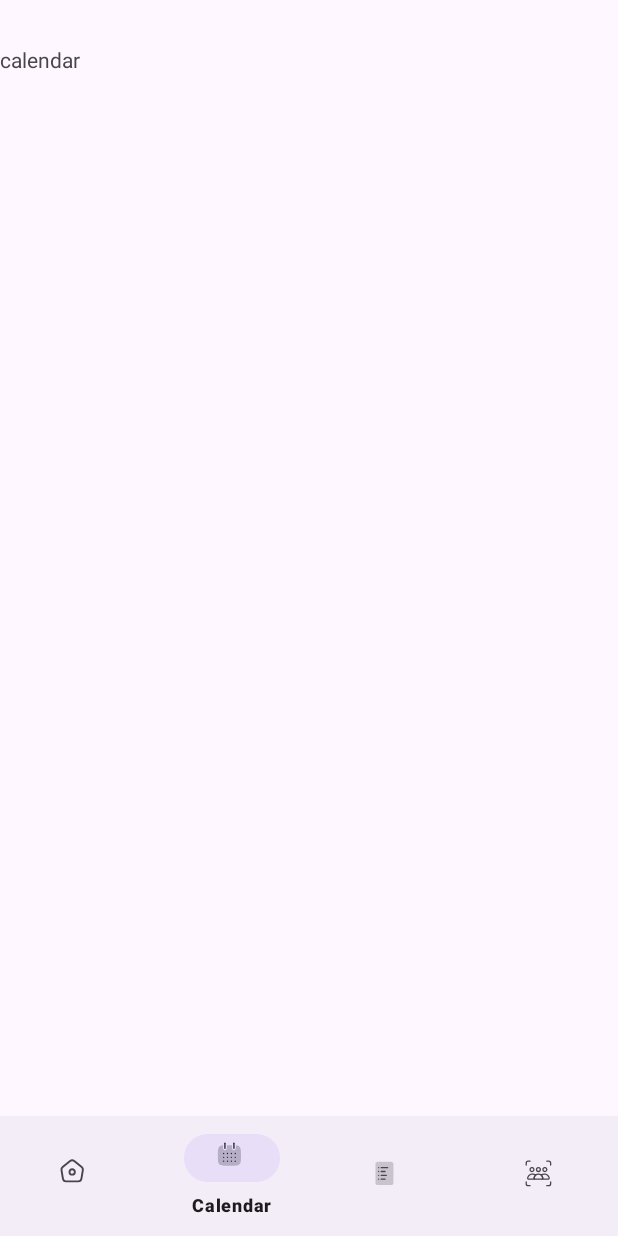
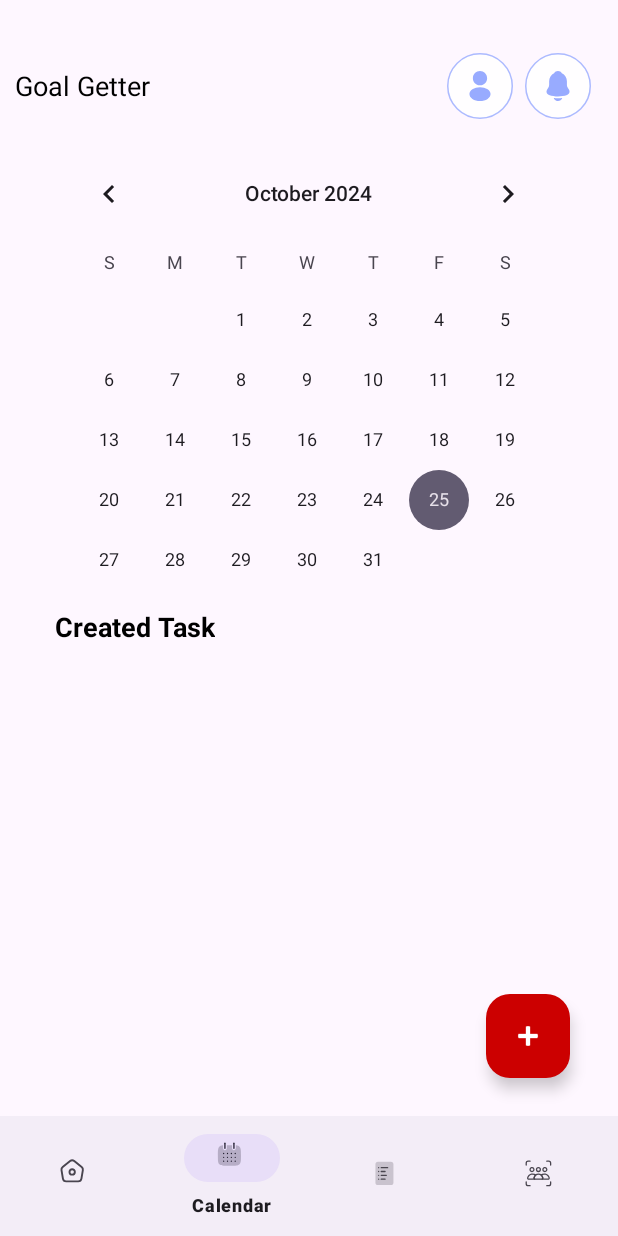
Before and after one commit to BradlyVinceGorgonio/GoalGetter, an Android app: the screen it shows after launch once a user with an empty profile is signed in (bottomNavigation), item 2 of the bottom bar chosen, on a phone screen of 412 x 824 dp. Run offline under Robolectric (Android 15) with nearby library versions, the phone set to English and light mode, and no system bars; our stand-ins replace Firebase (no records; nobody signed in at launch, a user with empty details on screens opened directly).

Commit message:
Calendar and todolist creation
done really appreaciate the video

```diff
--- a/app/src/main/AndroidManifest.xml
+++ b/app/src/main/AndroidManifest.xml
@@ -12,6 +12,9 @@
         android:supportsRtl="true"
         android:theme="@style/Theme.GoalGetter"
         tools:targetApi="31">
+        <activity
+            android:name=".CreateTask"
+            android:exported="false" />
         <activity
             android:name=".Signup"
             android:exported="false" />
--- a/app/src/main/java/com/example/goalgetter/CalendarFragment.java
+++ b/app/src/main/java/com/example/goalgetter/CalendarFragment.java
@@ -1,5 +1,6 @@
 package com.example.goalgetter;
 
+import android.content.Intent;
 import android.os.Bundle;
 
 import androidx.fragment.app.Fragment;
@@ -8,13 +9,24 @@ import android.view.LayoutInflater;
 import android.view.View;
 import android.view.ViewGroup;
 
+import com.google.android.material.floatingactionbutton.FloatingActionButton;
+
 public class CalendarFragment extends Fragment {
 
 
     @Override
     public View onCreateView(LayoutInflater inflater, ViewGroup container,
                              Bundle savedInstanceState) {
-        // Inflate the layout for this fragment
-        return inflater.inflate(R.layout.fragment_calendar, container, false);
+        View view = inflater.inflate(R.layout.fragment_calendar, container, false);
+        FloatingActionButton floatingActionButton = view.findViewById(R.id.floatingActionButton);
+
+        floatingActionButton.setOnClickListener(new View.OnClickListener() {
+            @Override
+            public void onClick(View v) {
+                Intent intent = new Intent(getActivity(), CreateTask.class);
+                startActivity(intent);
+            }
+        });
+        return view;
     }
 }
--- /dev/null
+++ b/app/src/main/res/drawable/addic.xml
@@ -0,0 +1,5 @@
+<vector xmlns:android="http://schemas.android.com/apk/res/android" android:height="24dp" android:tint="#000000" android:viewportHeight="24" android:viewportWidth="24" android:width="24dp">
+
+    <path android:fillColor="@android:color/white" android:pathData="M19,13h-6v6h-2v-6H5v-2h6V5h2v6h6v2z"/>
+
+</vector>
--- /dev/null
+++ b/app/src/main/res/drawable/backarrowic.xml
@@ -0,0 +1,5 @@
+<vector xmlns:android="http://schemas.android.com/apk/res/android" android:autoMirrored="true" android:height="24dp" android:tint="#000000" android:viewportHeight="24" android:viewportWidth="24" android:width="24dp">
+
+    <path android:fillColor="@android:color/white" android:pathData="M21,11H6.83l3.58,-3.59L9,6l-6,6 6,6 1.41,-1.41L6.83,13H21z"/>
+
+</vector>
--- /dev/null
+++ b/app/src/main/res/drawable/notificationic.xml
@@ -0,0 +1,19 @@
+<vector xmlns:android="http://schemas.android.com/apk/res/android"
+    android:width="44dp"
+    android:height="44dp"
+    android:viewportWidth="44"
+    android:viewportHeight="44">
+  <path
+      android:strokeWidth="1"
+      android:pathData="M22,0.5L22,0.5A21.5,21.5 0,0 1,43.5 22L43.5,22A21.5,21.5 0,0 1,22 43.5L22,43.5A21.5,21.5 0,0 1,0.5 22L0.5,22A21.5,21.5 0,0 1,22 0.5z"
+      android:strokeAlpha="0.8"
+      android:fillColor="#ffffff"
+      android:strokeColor="#98ABFF"
+      android:fillAlpha="0.8"/>
+  <path
+      android:pathData="M29.34,24.49L28.34,22.83C28.13,22.46 27.94,21.76 27.94,21.35V18.82C27.94,16.47 26.56,14.44 24.57,13.49C24.05,12.57 23.09,12 21.99,12C20.9,12 19.92,12.59 19.4,13.52C17.45,14.49 16.1,16.5 16.1,18.82V21.35C16.1,21.76 15.91,22.46 15.7,22.82L14.69,24.49C14.29,25.16 14.2,25.9 14.45,26.58C14.69,27.25 15.26,27.77 16,28.02C17.94,28.68 19.98,29 22.02,29C24.06,29 26.1,28.68 28.04,28.03C28.74,27.8 29.28,27.27 29.54,26.58C29.8,25.89 29.73,25.13 29.34,24.49Z"
+      android:fillColor="#98ABFF"/>
+  <path
+      android:pathData="M24.83,30.01C24.41,31.17 23.3,32 22,32C21.21,32 20.43,31.68 19.88,31.11C19.56,30.81 19.32,30.41 19.18,30C19.31,30.02 19.44,30.03 19.58,30.05C19.81,30.08 20.05,30.11 20.29,30.13C20.86,30.18 21.44,30.21 22.02,30.21C22.59,30.21 23.16,30.18 23.72,30.13C23.93,30.11 24.14,30.1 24.34,30.07C24.5,30.05 24.66,30.03 24.83,30.01Z"
+      android:fillColor="#98ABFF"/>
+</vector>
--- /dev/null
+++ b/app/src/main/res/drawable/profileic.xml
@@ -0,0 +1,19 @@
+<vector xmlns:android="http://schemas.android.com/apk/res/android"
+    android:width="44dp"
+    android:height="44dp"
+    android:viewportWidth="44"
+    android:viewportHeight="44">
+  <path
+      android:strokeWidth="1"
+      android:pathData="M22,0.5L22,0.5A21.5,21.5 0,0 1,43.5 22L43.5,22A21.5,21.5 0,0 1,22 43.5L22,43.5A21.5,21.5 0,0 1,0.5 22L0.5,22A21.5,21.5 0,0 1,22 0.5z"
+      android:strokeAlpha="0.8"
+      android:fillColor="#ffffff"
+      android:strokeColor="#98ABFF"
+      android:fillAlpha="0.8"/>
+  <path
+      android:pathData="M22,12C19.38,12 17.25,14.13 17.25,16.75C17.25,19.32 19.26,21.4 21.88,21.49C21.96,21.48 22.04,21.48 22.1,21.49C22.12,21.49 22.13,21.49 22.15,21.49C22.16,21.49 22.16,21.49 22.17,21.49C24.73,21.4 26.74,19.32 26.75,16.75C26.75,14.13 24.62,12 22,12Z"
+      android:fillColor="#98ABFF"/>
+  <path
+      android:pathData="M27.08,24.15C24.29,22.29 19.74,22.29 16.93,24.15C15.66,25 14.96,26.15 14.96,27.38C14.96,28.61 15.66,29.75 16.92,30.59C18.32,31.53 20.16,32 22,32C23.84,32 25.68,31.53 27.08,30.59C28.34,29.74 29.04,28.6 29.04,27.36C29.03,26.13 28.34,24.99 27.08,24.15Z"
+      android:fillColor="#98ABFF"/>
+</vector>
--- a/app/src/main/res/layout/activity_bottom_navigation.xml
+++ b/app/src/main/res/layout/activity_bottom_navigation.xml
@@ -8,7 +8,7 @@
     android:layout_height="match_parent"
     tools:context=".bottomNavigation">
 
-
+<include layout="@layout/toolbar"> </include>
     <FrameLayout
         android:id="@+id/frameLayout"
         android:layout_width="match_parent"
--- a/app/src/main/res/layout/fragment_calendar.xml
+++ b/app/src/main/res/layout/fragment_calendar.xml
@@ -1,14 +1,76 @@
 <?xml version="1.0" encoding="utf-8"?>
 <FrameLayout xmlns:android="http://schemas.android.com/apk/res/android"
+    xmlns:app="http://schemas.android.com/apk/res-auto"
     xmlns:tools="http://schemas.android.com/tools"
     android:layout_width="match_parent"
     android:layout_height="match_parent"
     tools:context=".CalendarFragment">
 
-    <!-- TODO: Update blank fragment layout -->
-    <TextView
+    <androidx.constraintlayout.widget.ConstraintLayout
         android:layout_width="match_parent"
         android:layout_height="match_parent"
-        android:text="calendar" />
+        android:layout_marginTop="65dp">
+
+
+        <CalendarView
+            android:id="@+id/calendarView"
+            android:layout_width="350dp"
+            android:layout_height="302dp"
+            android:layout_centerInParent="true"
+            app:layout_constraintBottom_toBottomOf="parent"
+            app:layout_constraintEnd_toEndOf="parent"
+            app:layout_constraintHorizontal_bias="0.491"
+            app:layout_constraintStart_toStartOf="parent"
+            app:layout_constraintTop_toTopOf="parent"
+            app:layout_constraintVertical_bias="0.0" />
+
+        <TextView
+            android:id="@+id/textView"
+            android:layout_width="wrap_content"
+            android:layout_height="wrap_content"
+            android:layout_margin="8dp"
+            android:text="Created Task"
+            android:textColor="@color/black"
+            android:textSize="18sp"
+            android:textStyle="bold"
+            app:layout_constraintBottom_toBottomOf="parent"
+            app:layout_constraintEnd_toEndOf="parent"
+            app:layout_constraintHorizontal_bias="0.098"
+            app:layout_constraintStart_toStartOf="parent"
+            app:layout_constraintTop_toBottomOf="@+id/calendarView"
+            app:layout_constraintVertical_bias="0.0" />
+
+
+        <androidx.recyclerview.widget.RecyclerView
+            android:id="@+id/recyclerView"
+            android:layout_width="match_parent"
+            android:layout_height="255dp"
+            app:layout_constraintBottom_toBottomOf="parent"
+            app:layout_constraintEnd_toEndOf="parent"
+            app:layout_constraintHorizontal_bias="0.0"
+            app:layout_constraintStart_toStartOf="parent"
+            app:layout_constraintTop_toBottomOf="@+id/textView"
+            app:layout_constraintVertical_bias="0.0"></androidx.recyclerview.widget.RecyclerView>
+
+        <com.google.android.material.floatingactionbutton.FloatingActionButton
+            android:id="@+id/floatingActionButton"
+            android:layout_width="wrap_content"
+            android:layout_height="wrap_content"
+            android:layout_marginEnd="25dp"
+            android:layout_marginBottom="25dp"
+            android:clickable="true"
+            android:src="@android:drawable/ic_input_add"
+            app:backgroundTint="@android:color/holo_red_dark"
+            app:layout_constraintBottom_toBottomOf="parent"
+            app:layout_constraintEnd_toEndOf="parent"
+            app:layout_constraintHorizontal_bias="0.98"
+            app:layout_constraintStart_toStartOf="parent"
+            app:layout_constraintTop_toBottomOf="@+id/textView"
+            app:layout_constraintVertical_bias="1.0"
+            app:tint="@android:color/white" />
+
+
+    </androidx.constraintlayout.widget.ConstraintLayout>
+
 
 </FrameLayout>
--- a/app/src/main/res/layout/fragment_group.xml
+++ b/app/src/main/res/layout/fragment_group.xml
@@ -9,6 +9,7 @@
     <TextView
         android:layout_width="match_parent"
         android:layout_height="match_parent"
-        android:text="group" />
+        android:text="group"
+        android:gravity="center"/>
 
 </FrameLayout>
--- a/app/src/main/res/layout/fragment_home.xml
+++ b/app/src/main/res/layout/fragment_home.xml
@@ -9,6 +9,8 @@
     <TextView
         android:layout_width="match_parent"
         android:layout_height="match_parent"
-        android:text="Home" />
+        android:text="Home"
+        android:gravity="center"
+        android:layout_gravity="center"/>
 
 </FrameLayout>
--- a/app/src/main/res/layout/fragment_todo.xml
+++ b/app/src/main/res/layout/fragment_todo.xml
@@ -9,6 +9,7 @@
     <TextView
         android:layout_width="match_parent"
         android:layout_height="match_parent"
-        android:text="todo" />
+        android:text="todo"
+        android:gravity="center"/>
 
 </FrameLayout>
--- /dev/null
+++ b/app/src/main/res/layout/toolbar.xml
@@ -0,0 +1,53 @@
+<?xml version="1.0" encoding="utf-8"?>
+<RelativeLayout xmlns:android="http://schemas.android.com/apk/res/android"
+    xmlns:tools="http://schemas.android.com/tools"
+    android:layout_width="match_parent"
+    android:layout_height="wrap_content">
+
+
+
+
+    <RelativeLayout
+        android:layout_width="match_parent"
+        android:layout_height="wrap_content"
+        android:padding="10dp"
+        android:layout_marginTop="25dp"
+        >
+
+        <TextView
+            android:id="@+id/titleText"
+            android:layout_width="wrap_content"
+            android:layout_height="wrap_content"
+            android:text="Goal Getter"
+            android:textSize="18sp"
+            android:textColor="@color/black"
+            android:layout_alignParentStart="true"
+            android:layout_centerVertical="true"
+            />
+
+        <ImageButton
+            android:id="@+id/notificationButton"
+            android:layout_width="wrap_content"
+            android:layout_height="wrap_content"
+            android:layout_alignParentEnd="true"
+            android:layout_centerVertical="true"
+            android:layout_marginEnd="8dp"
+            android:background="@drawable/notificationic"
+            android:contentDescription="Notification Button"
+            tools:ignore="TouchTargetSizeCheck" />
+
+        <ImageButton
+            android:id="@+id/profileButton"
+            android:layout_width="wrap_content"
+            android:layout_height="wrap_content"
+            android:layout_centerVertical="true"
+            android:layout_marginEnd="8dp"
+            android:layout_toStartOf="@id/notificationButton"
+            android:background="@drawable/profileic"
+            android:contentDescription="Profile Button"
+            tools:ignore="TouchTargetSizeCheck" />
+
+    </RelativeLayout>
+
+
+</RelativeLayout>
```
Also changed, not shown: app/src/main/java/com/example/goalgetter/CreateTask.java (added, +24 -0 lines), app/src/main/java/com/example/goalgetter/Login.java (+0 -35 lines), app/src/main/res/drawable/border_bg.xml (added, +10 -0 lines), app/src/main/res/layout/activity_create_task.xml (added, +308 -0 lines), app/src/main/res/layout/activity_login.xml (+1 -13 lines).
